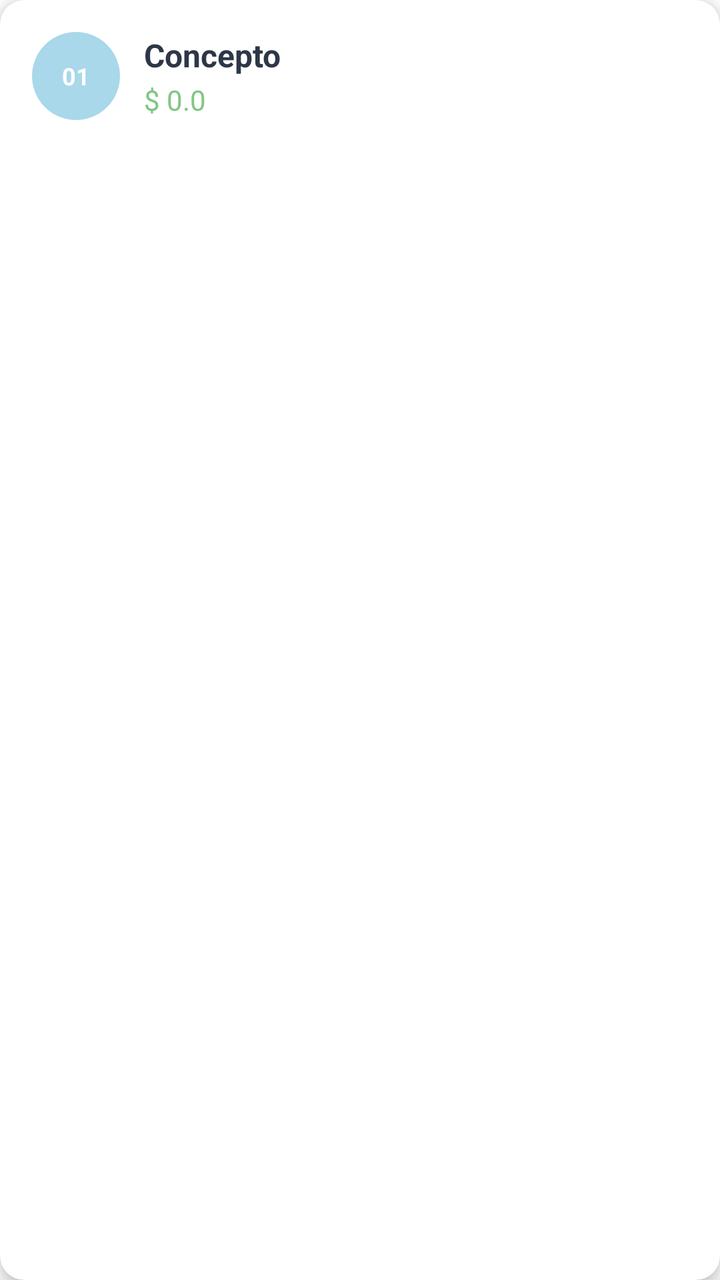
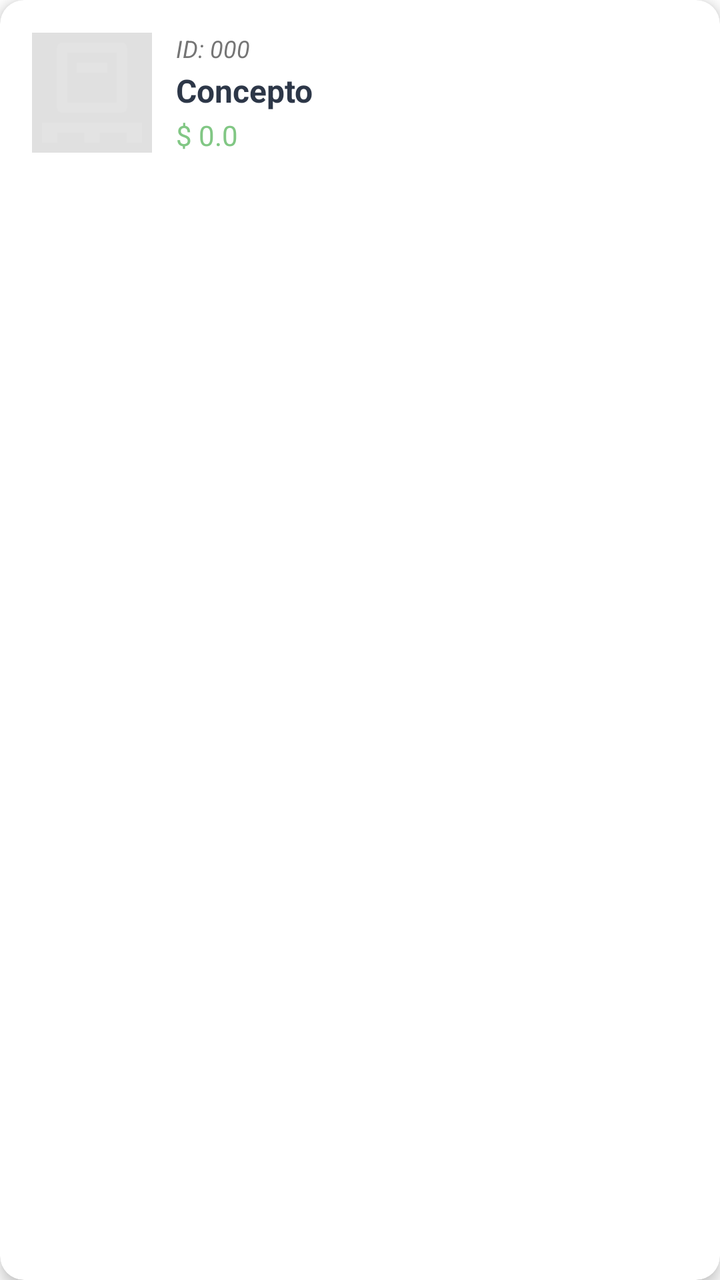

The first picture is an Android layout as it rendered before a commit; the second is the same layout after the commit. The layout source and the unified diff follow.
<!-- AndroidManifest.xml: application theme Theme.MaterialComponents.DayNight.NoActionBar -->
<!-- res/layout/item_transaccion.xml -->
<?xml version="1.0" encoding="utf-8"?>
<androidx.cardview.widget.CardView
    xmlns:android="http://schemas.android.com/apk/res/android"
    xmlns:app="http://schemas.android.com/apk/res-auto"
    android:id="@+id/cvTransaccion"
    android:layout_width="match_parent"
    android:layout_height="wrap_content"
    android:layout_margin="8dp"
    app:cardCornerRadius="12dp"
    app:cardElevation="4dp"
    app:cardBackgroundColor="@android:color/white">

    <LinearLayout
        android:layout_width="match_parent"
        android:layout_height="wrap_content"
        android:orientation="horizontal"
        android:padding="16dp"
        android:gravity="center_vertical">

        
        <TextView
            android:id="@+id/tvItemId"
            android:layout_width="44dp"
            android:layout_height="44dp"
            android:background="@drawable/bg_id_circular"
            android:gravity="center"
            android:text="01"
            android:textColor="@android:color/white"
            android:textSize="12sp"
            android:textStyle="bold"
            android:layout_marginEnd="12dp"/>

        
        <LinearLayout
            android:layout_width="0dp"
            android:layout_height="wrap_content"
            android:layout_weight="1"
            android:orientation="vertical">

            <TextView
                android:id="@+id/tvItemConcepto"
                android:layout_width="match_parent"
                android:layout_height="wrap_content"
                android:text="Concepto"
                android:textSize="16sp"
                android:textStyle="bold"
                android:textColor="@color/textPrimary"/>

            <TextView
                android:id="@+id/tvItemMonto"
                android:layout_width="match_parent"
                android:layout_height="wrap_content"
                android:text="$ 0.0"
                android:textColor="@color/colorIngreso"
                android:textSize="14sp"
                android:layout_marginTop="2dp"/>

        </LinearLayout>

        
        <TextView
            android:id="@+id/tvItemTipo"
            android:layout_width="wrap_content"
            android:layout_height="wrap_content"
            android:text="Ingreso"
            android:textSize="12sp"
            android:textStyle="bold"
            android:textColor="#FFFFFF"
            android:paddingStart="14dp"
            android:paddingEnd="14dp"
            android:paddingTop="6dp"
            android:paddingBottom="6dp"
            android:background="@drawable/bg_tipo"
            android:gravity="center"/>

    </LinearLayout>

</androidx.cardview.widget.CardView>
<!-- resources referenced by this layout -->
<resources>
  <color name="colorIngreso">#81C784</color>
  <color name="textPrimary">#2D3748</color>
  <!-- drawable bg_id_circular (drawable) -->
  <?xml version="1.0" encoding="utf-8"?>
  <shape xmlns:android="http://schemas.android.com/apk/res/android"
      android:shape="oval">
      <solid android:color="@color/colorPrimario"/>
  </shape>
  <!-- drawable bg_tipo (drawable) -->
  <?xml version="1.0" encoding="utf-8"?>
  <shape xmlns:android="http://schemas.android.com/apk/res/android"
      android:shape="rectangle">
      <corners android:radius="20dp"/>
  </shape>
  <color name="colorPrimario">#A8D8EA</color>
</resources>

<!-- the commit's change to res/layout/item_transaccion.xml (unified diff, before → after) -->
@@ -18,24 +18,31 @@
         android:gravity="center_vertical">
 
         
-        <TextView
-            android:id="@+id/tvItemId"
-            android:layout_width="44dp"
-            android:layout_height="44dp"
-            android:background="@drawable/bg_id_circular"
-            android:gravity="center"
-            android:text="01"
-            android:textColor="@android:color/white"
-            android:textSize="12sp"
-            android:textStyle="bold"
+        <ImageView
+            android:id="@+id/ivItemFoto"
+            android:layout_width="60dp"
+            android:layout_height="60dp"
+            android:scaleType="centerCrop"
+            android:src="@drawable/ic_caja"
+            android:background="#E0E0E0"
             android:layout_marginEnd="12dp"/>
 
-        
         <LinearLayout
             android:layout_width="0dp"
             android:layout_height="wrap_content"
             android:layout_weight="1"
             android:orientation="vertical">
+
+            
+            <TextView
+                android:id="@+id/tvItemId"
+                android:layout_width="match_parent"
+                android:layout_height="wrap_content"
+                android:text="ID: 000"
+                android:textSize="12sp"
+                android:textColor="#757575"
+                android:textStyle="italic"
+                android:layout_marginBottom="2dp"/>
 
             <TextView
                 android:id="@+id/tvItemConcepto"
@@ -54,10 +61,8 @@
                 android:textColor="@color/colorIngreso"
                 android:textSize="14sp"
                 android:layout_marginTop="2dp"/>
-
         </LinearLayout>
 
-        
         <TextView
             android:id="@+id/tvItemTipo"
             android:layout_width="wrap_content"
@@ -72,7 +77,5 @@
             android:paddingBottom="6dp"
             android:background="@drawable/bg_tipo"
             android:gravity="center"/>
-
     </LinearLayout>
-
 </androidx.cardview.widget.CardView>
<!-- resource entries referenced after the edit -->
@@ -2,18 +2,21 @@
 <resources>
   <color name="colorIngreso">#81C784</color>
   <color name="textPrimary">#2D3748</color>
-  <!-- drawable bg_id_circular (drawable) -->
-  <?xml version="1.0" encoding="utf-8"?>
-  <shape xmlns:android="http://schemas.android.com/apk/res/android"
-      android:shape="oval">
-      <solid android:color="@color/colorPrimario"/>
-  </shape>
   <!-- drawable bg_tipo (drawable) -->
   <?xml version="1.0" encoding="utf-8"?>
   <shape xmlns:android="http://schemas.android.com/apk/res/android"
       android:shape="rectangle">
       <corners android:radius="20dp"/>
   </shape>
-  <color name="colorPrimario">#A8D8EA</color>
+  <!-- drawable ic_caja (drawable) -->
+  <vector xmlns:android="http://schemas.android.com/apk/res/android"
+      android:width="24dp"
+      android:height="24dp"
+      android:viewportWidth="960"
+      android:viewportHeight="960">
+      <path
+          android:pathData="M80,880v-160h800v160L760,880v-80L540,800v80L420,880v-80L200,800v80L80,880ZM240,640q-17,0 -28.5,-11.5T200,600v-480q0,-17 11.5,-28.5T240,80h480q17,0 28.5,11.5T760,120v480q0,17 -11.5,28.5T720,640L240,640ZM280,560h400v-400L280,160v400ZM360,320h240v-80L360,240v80ZM280,560v-400,400Z"
+          android:fillColor="#e3e3e3"/>
+  </vector>
 </resources>
 
